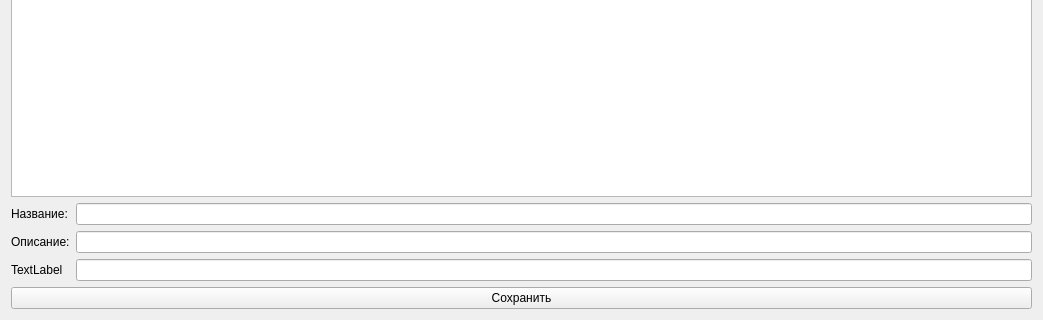
This is smart/design/SubCategoryForm.ui in Vestimy/smart as Qt 5 draws it before an edit; both pictures show x 0 to 1043 and y 340 to 660 of the 1043 by 660 pixel window. The edited form follows.
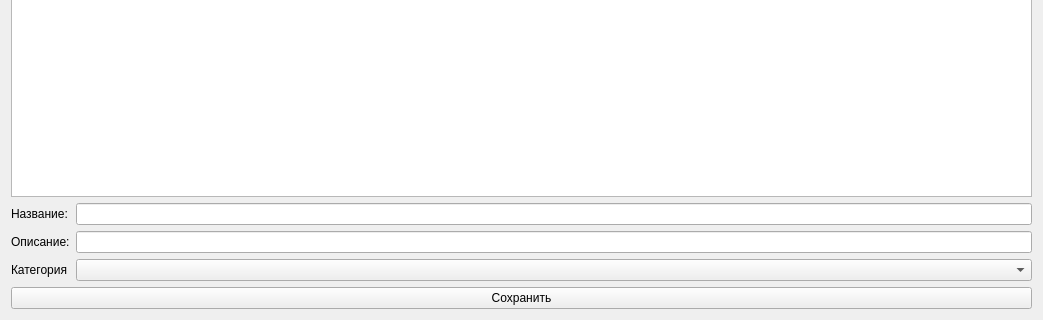
This is the edited form.

```diff
--- a/smart/design/SubCategoryForm.ui
+++ b/smart/design/SubCategoryForm.ui
@@ -55,15 +55,15 @@
      <item row="1" column="1">
       <widget class="QLineEdit" name="lineEdit_desc_sub_category"/>
      </item>
-     <item row="2" column="0">
+     <item row="3" column="0">
       <widget class="QLabel" name="label_3">
        <property name="text">
-        <string>TextLabel</string>
+        <string>Категория</string>
        </property>
       </widget>
      </item>
-     <item row="2" column="1">
-      <widget class="QLineEdit" name="lineEdit_categoryid_sub_category"/>
+     <item row="3" column="1">
+      <widget class="QComboBox" name="lineEdit_categoryid_sub_category"/>
      </item>
     </layout>
    </item>
```
Left out of the diff: 3 changed lines with no effect on the pictures.
